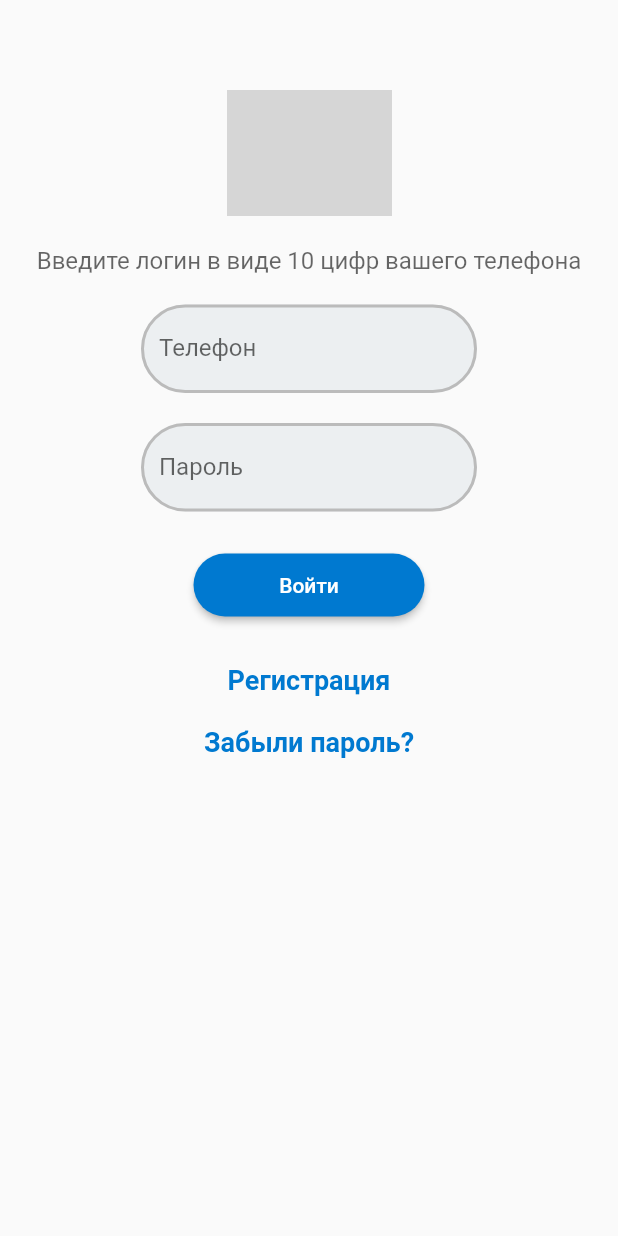
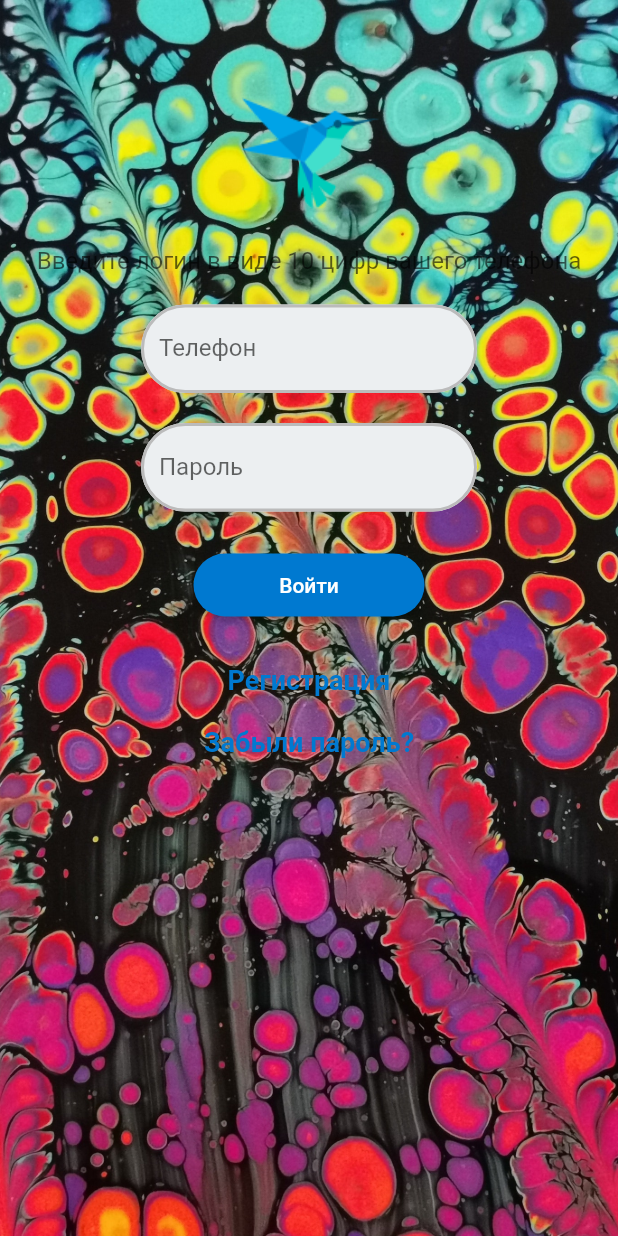
Before and after one commit to almufaz258/auth_page2, a Flutter app: the screen it shows after launch, on a phone screen of 412 x 824 dp. Run offline on Flutter 3.47's test engine with Material 2 defaults, Android fonts, the phone set to English and light mode, and no system bars; grey boxes are pictures that could not be loaded.

Commit message:
добавление изображений фона и фон

```diff
--- a/lib/main.dart
+++ b/lib/main.dart
@@ -20,15 +20,21 @@ class MyApp extends StatelessWidget {
         fontWeight: FontWeight.bold,
         color: Color(0xFF0079D0)
     );
+
     return MaterialApp(
       home: Scaffold(
         body: Container(
+          decoration: const BoxDecoration(
+            image: DecorationImage(
+              image: AssetImage("assets/dl2.jpg"),
+              fit: BoxFit.cover,
+            ),
+          ),
           width: double.infinity,
-          child: SingleChildScrollView(
-            child: Column(children: [
+          child: Column(children: [
               SizedBox(height: 60,),
-              SizedBox(width: 110, height: 84, child: Image(
-                image: AssetImage('assets/dart-logo.png')),),
+              const SizedBox(width: 110, height: 84, child: Image(
+                image: AssetImage('assets/dart-logo 1.png')),),
               SizedBox(height: 20,),
               Text('Введите логин в виде 10 цифр вашего телефона',
               style: TextStyle(fontSize: 16, color: Color.fromRGBO(0, 0, 0, 0.6)),),
@@ -77,9 +83,8 @@ class MyApp extends StatelessWidget {
               InkWell(child: Text('Забыли пароль?', style: LinkTextStyle,),
                 onTap: () {},),
   ],),
-          ),
+   ),
   ),
- ),
-);
+ );
   }
 }
--- a/pubspec.yaml
+++ b/pubspec.yaml
@@ -56,11 +56,13 @@ flutter:
   # included with your application, so that you can use the icons in
   # the material Icons class.
   uses-material-design: true
+  assets:
+    - assets/
 
   # To add assets to your application, add an assets section, like this:
   # assets:
-  #   - images/a_dot_burr.jpeg
-  #   - images/a_dot_ham.jpeg
+  #  - images/a_dot_burr.jpeg
+  #  - images/a_dot_ham.jpeg
 
   # An image asset can refer to one or more resolution-specific "variants", see
   # https://flutter.dev/assets-and-images/#resolution-aware.
```
Also changed, not shown: assets/dart-logo 1.png (added), assets/dart-logo.png (deleted), assets/dl2.jpg (added), assets/png-clipart-dart-programming-language-flutter-object-oriented-programming-flutter-logo-class-fauna.png (deleted), 1 other file.
